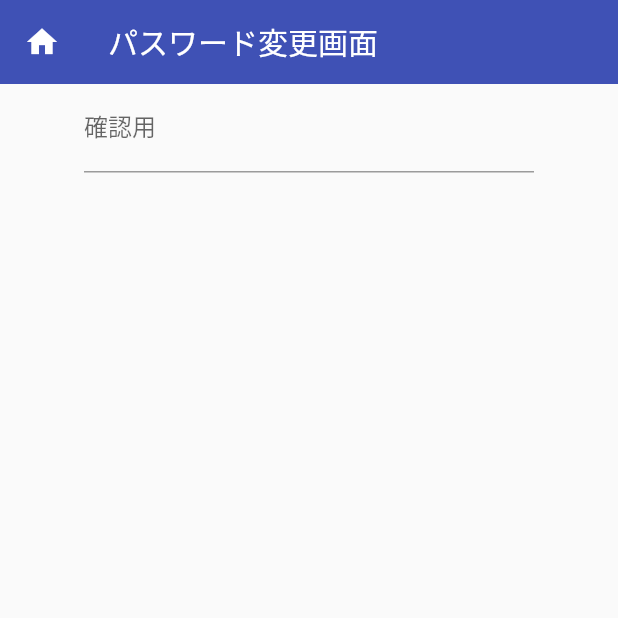
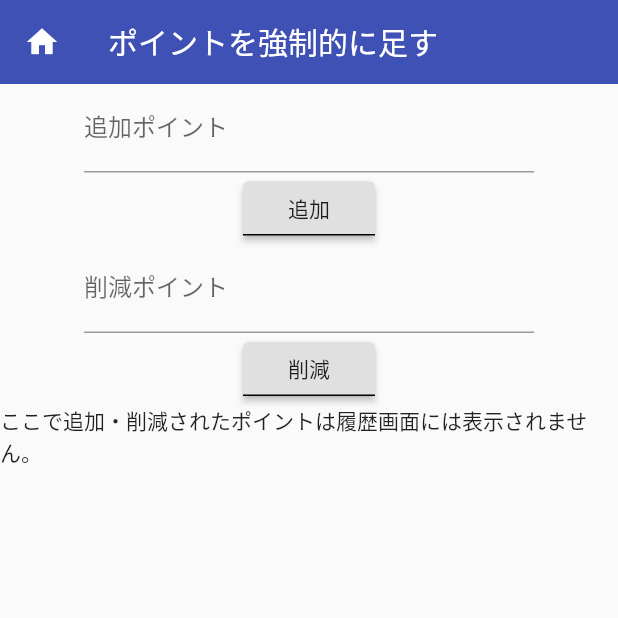
Before and after one commit to kazumaz/dama_app, a Flutter app: the PointChangePage screen opened by its route, on a phone screen of 412 x 824 dp, the top half of it. Run offline on Flutter 3.47's test engine with Material 2 defaults, Android fonts, the phone set to English and light mode, and no system bars; our stand-ins replace awesome_dialog, flutter_icons, flutter_slidable, percent_indicator, share; missing offline and left inert: ff_navigation_bar, tutorial_coach_mark.

Commit message:
ポイント強制変更画面の追加

```diff
--- a/lib/view/PointChangePage.dart
+++ b/lib/view/PointChangePage.dart
@@ -4,9 +4,9 @@ import 'package:provider/provider.dart';
 import 'package:awesome_dialog/awesome_dialog.dart';
 
 class PointChangePage extends StatelessWidget {
+  final pointPlusController = TextEditingController();
+  final pointMinusController = TextEditingController();
   final passwordInputController = TextEditingController();
-  final passwordInputConfirmController = TextEditingController();
-  final beforePasswordInputController = TextEditingController();
 
   @override
   Widget build(BuildContext context) {
@@ -20,23 +20,46 @@ class PointChangePage extends StatelessWidget {
             ),
             backgroundColor: Theme.of(context).primaryColor,
             elevation: 0.0,
-            title: Text("パスワード変更画面"),
+            title: Text("ポイントを強制的に足す"),
           ),
-          body: Column(
-            children: <Widget>[
+          body: Column(children: <Widget>[
             Center(
                 child: Container(
                     width: 300.0,
                     child: TextFormField(
-                        controller: passwordInputController,
+                      controller: pointPlusController,
                       autocorrect: false,
                       decoration: new InputDecoration(
                         border: const UnderlineInputBorder(),
-                          labelText: '確認用',
+                        labelText: '追加ポイント',
                       ),
                       obscureText: true,
-                      )))])
-    );});
+                    ))),
+            RaisedButton(
+              child: Text("追加"),
+              shape: UnderlineInputBorder(),
+              onPressed: () {},
+            ),
+            Center(
+                child: Container(
+                    width: 300.0,
+                    child: TextFormField(
+                      controller: pointMinusController,
+                      autocorrect: false,
+                      decoration: new InputDecoration(
+                        border: const UnderlineInputBorder(),
+                        labelText: '削減ポイント',
+                      ),
+                      obscureText: true,
+                    ))),
+            RaisedButton(
+              child: Text("削減"),
+              shape: UnderlineInputBorder(),
+              onPressed: () {},
+            ),
+            Text("ここで追加・削減されたポイントは履歴画面には表示されません。"),
+          ]));
+    });
   }
 
   // Widget _passwordForm() {
```
Lines whose indentation alone changed are shown as unchanged.
